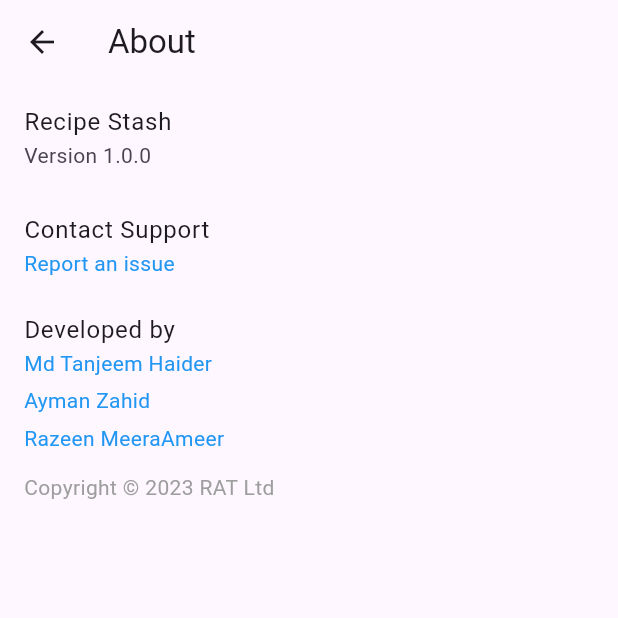
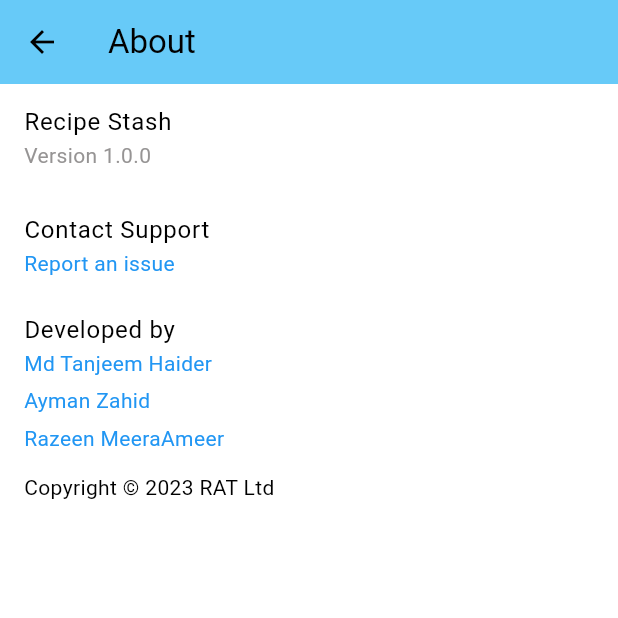
Before and after one commit to Razrocks/RecipestashApp, a Flutter app: the Settings screen opened directly, after a tap on "About", on a phone screen of 412 x 824 dp, the top half of it. Run offline on Flutter 3.47's test engine with Material 3 defaults, Android fonts, the phone set to English and light mode, and no system bars; our stand-ins replace cloud_firestore, firebase_auth, firebase_core, firebase_storage, flutter_colorpicker, flutter_local_notifications and 5 more; missing offline and left inert: flutter_share; accounts and stored records are empty; network calls fail.

Commit message:
fixed tos, about, UI

```diff
--- a/recipestash/lib/pages/about.dart
+++ b/recipestash/lib/pages/about.dart
@@ -1,4 +1,5 @@
 import 'package:flutter/material.dart';
+import 'package:recipestash/main.dart';
 import 'package:url_launcher/url_launcher.dart';
 
 class About extends StatelessWidget {
@@ -8,22 +9,24 @@
   Widget build(BuildContext context) {
     return MaterialApp(
       home: Scaffold(
+        backgroundColor: preferences.darkMode == 1 ? Colors.black : Colors.white,
         appBar: AppBar(
+          backgroundColor: Color.fromARGB( 255,preferences.r!, preferences.g!, preferences.b!),
           leading: IconButton(
-            icon: const Icon(Icons.arrow_back_sharp),
+            icon: const Icon(Icons.arrow_back_sharp, color: Colors.black,),
             onPressed: () => Navigator.pop(context)
           ),
-          title: const Text('About')
+          title:  const Text('About', style: TextStyle(color: Colors.black,), )
         ),
         body: Column(
           mainAxisAlignment: MainAxisAlignment.start,
           children: [
-            const ListTile(
-              title: Text('Recipe Stash'),
-              subtitle: Text('Version 1.0.0'),
+             ListTile(
+              title: Text('Recipe Stash', style: TextStyle(color: preferences.darkMode == 1 ? Colors.white : Colors.black)),
+              subtitle: Text('Version 1.0.0', style: TextStyle(color: preferences.darkMode == 1 ?   const Color.fromARGB(255, 199, 197, 197) : Color.fromARGB(255, 150, 148, 148) )),
             ),
             ListTile(
-              title: const Text ('Contact Support'),
+              title: Text ('Contact Support', style: TextStyle(color: preferences.darkMode == 1 ? Colors.white : Colors.black)),
               subtitle: GestureDetector(
                 onTap: () {
                   launchUrl(Uri.parse('https://github.com/CSCI4100U/mobile-group-project-2023-r-a-t/issues'));},
@@ -31,7 +34,7 @@
               )
             ),
             ListTile(
-              title: const Text('Developed by'),
+              title: Text('Developed by', style: TextStyle(color: preferences.darkMode == 1 ? Colors.white : Colors.black)),
               subtitle: Column(
                 crossAxisAlignment: CrossAxisAlignment.start,
                 children: [
@@ -52,11 +55,11 @@
                 ],
               )
             ),
-            const Align(
+            Align(
               alignment: Alignment.centerLeft,
               child: Padding(
                 padding: EdgeInsets.only(left:16, top: 5),
-                child: Text('Copyright © 2023 RAT Ltd', style: TextStyle(color: Colors.grey),),
+                child: Text('Copyright © 2023 RAT Ltd', style: TextStyle(color: preferences.darkMode == 1 ? Colors.white : Colors.black),),
               )
             )
           ],
--- a/recipestash/lib/pages/recipe_form.dart
+++ b/recipestash/lib/pages/recipe_form.dart
@@ -218,7 +218,9 @@
   Widget build(BuildContext context) {
     return Scaffold(
       backgroundColor: preferences.darkMode == 1 ? Colors.black : Colors.white,
-      appBar: AppBar(title: Text(widget.isEdit ? 'Edit Recipe' : 'Add Recipe'), backgroundColor: Color.fromARGB( 255,preferences.r!, preferences.g!, preferences.b!)),
+      appBar: AppBar(title: Text(widget.isEdit ? 'Edit Recipe' : 'Add Recipe', style: TextStyle(color: Colors.black)), backgroundColor: Color.fromARGB( 255,preferences.r!, preferences.g!, preferences.b!),
+      iconTheme: const IconThemeData(color: Colors.black),
+      ),
       body: SingleChildScrollView(
         child: Padding(
           padding: const EdgeInsets.all(10),
--- a/recipestash/lib/pages/recipe_overview.dart
+++ b/recipestash/lib/pages/recipe_overview.dart
@@ -83,12 +83,13 @@
         title: Text(
           'Recipe Overview',
           style: TextStyle(
-            color: preferences.darkMode == 1 ? Colors.white : Colors.black,
+            color: Colors.black,
           ),
         ),
+        iconTheme: const IconThemeData(color: Colors.black),
         actions: [
           IconButton(
-            icon: const Icon(Icons.more_vert_sharp),
+            icon: const Icon(Icons.more_vert_sharp,),
             onPressed: moreMenu
           )
         ],
```
Also changed, not shown: recipestash/lib/pages/settings.dart (+5 -4 lines).
